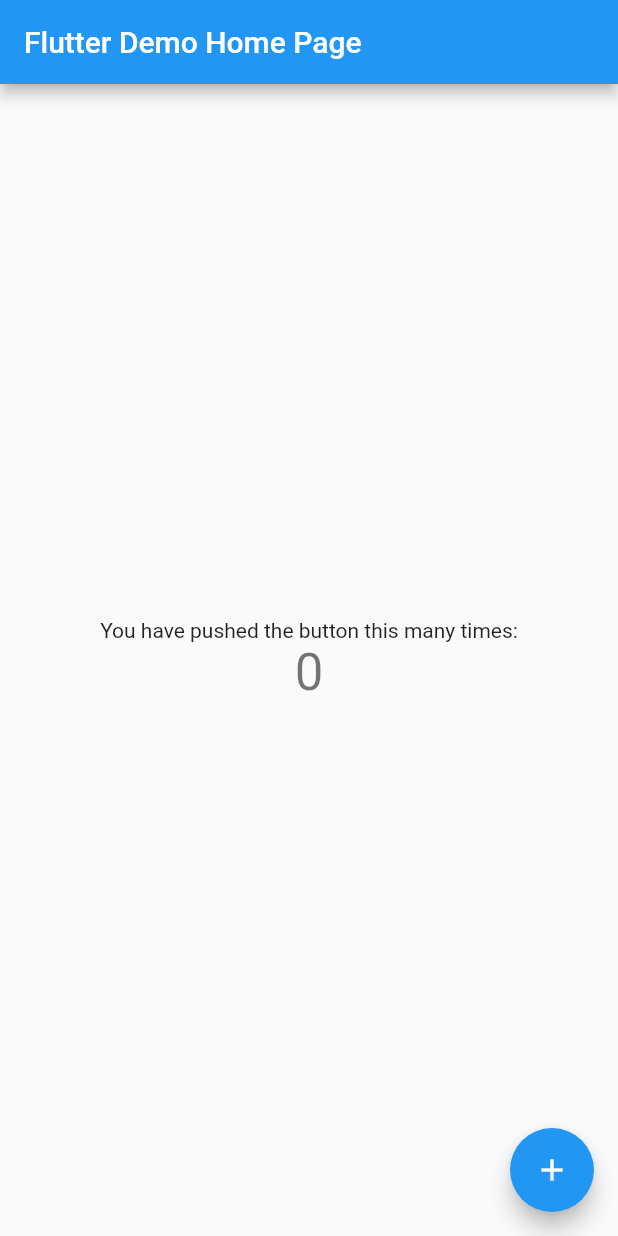
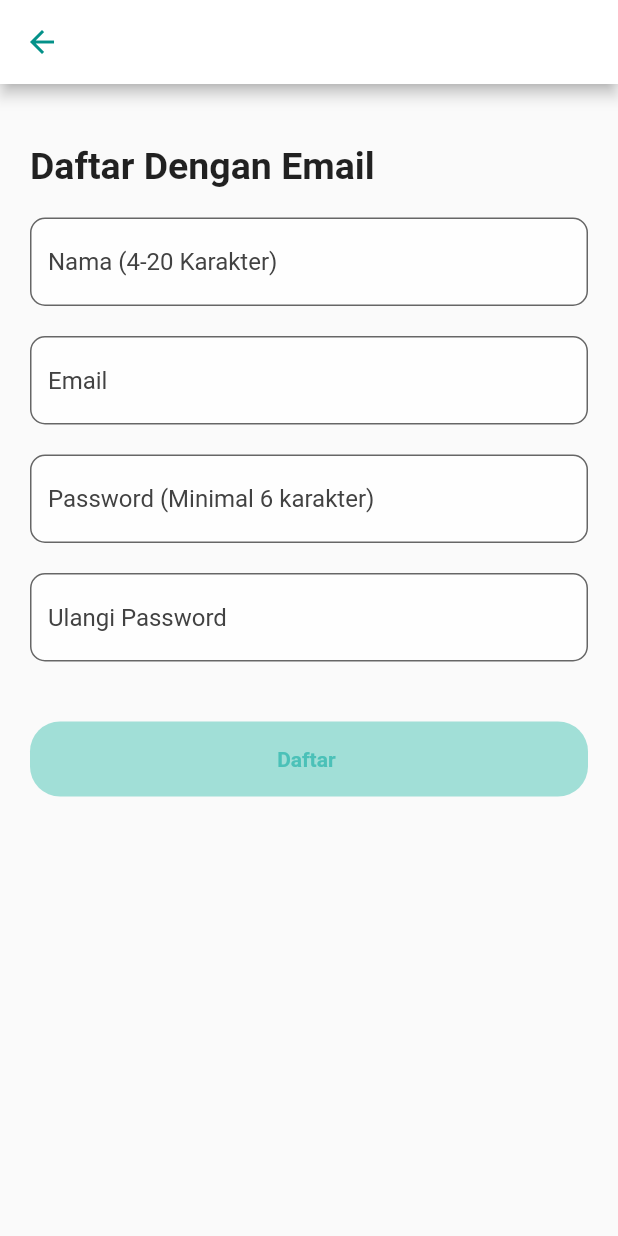
Before and after one commit to RionaldiDwipurna/HydroMon, a Flutter app: the screen it shows after launch, on a phone screen of 412 x 824 dp. Run offline on Flutter 3.47's test engine with Material 2 defaults, Android fonts, the phone set to English and light mode, and no system bars.

Commit message:
Login register view

```diff
--- a/lib/main.dart
+++ b/lib/main.dart
@@ -1,29 +1,19 @@
 import 'package:flutter/material.dart';
+import 'package:hydromon/view/Logins/Login.dart';
+import 'package:hydromon/view/Logins/LoginEmail.dart';
+import 'package:hydromon/view/Registers/RegisterEmail.dart';
 
 void main() {
-  runApp(const MyApp());
+  runApp(const RegisterEmail());
+
 }
 
 class MyApp extends StatelessWidget {
   const MyApp({Key? key}) : super(key: key);
 
-  // This widget is the root of your application.
   @override
   Widget build(BuildContext context) {
     return MaterialApp(
-      title: 'Flutter Demo',
-      theme: ThemeData(
-        // This is the theme of your application.
-        //
-        // Try running your application with "flutter run". You'll see the
-        // application has a blue toolbar. Then, without quitting the app, try
-        // changing the primarySwatch below to Colors.green and then invoke
-        // "hot reload" (press "r" in the console where you ran "flutter run",
-        // or simply save your changes to "hot reload" in a Flutter IDE).
-        // Notice that the counter didn't reset back to zero; the application
-        // is not restarted.
-        primarySwatch: Colors.blue,
-      ),
       home: const MyHomePage(title: 'Flutter Demo Home Page'),
     );
   }
@@ -31,16 +21,6 @@
 
 class MyHomePage extends StatefulWidget {
   const MyHomePage({Key? key, required this.title}) : super(key: key);
-
-  // This widget is the home page of your application. It is stateful, meaning
-  // that it has a State object (defined below) that contains fields that affect
-  // how it looks.
-
-  // This class is the configuration for the state. It holds the values (in this
-  // case the title) provided by the parent (in this case the App widget) and
-  // used by the build method of the State. Fields in a Widget subclass are
-  // always marked "final".
-
   final String title;
 
   @override
@@ -52,47 +32,18 @@
 
   void _incrementCounter() {
     setState(() {
-      // This call to setState tells the Flutter framework that something has
-      // changed in this State, which causes it to rerun the build method below
-      // so that the display can reflect the updated values. If we changed
-      // _counter without calling setState(), then the build method would not be
-      // called again, and so nothing would appear to happen.
       _counter++;
     });
   }
 
   @override
   Widget build(BuildContext context) {
-    // This method is rerun every time setState is called, for instance as done
-    // by the _incrementCounter method above.
-    //
-    // The Flutter framework has been optimized to make rerunning build methods
-    // fast, so that you can just rebuild anything that needs updating rather
-    // than having to individually change instances of widgets.
     return Scaffold(
       appBar: AppBar(
-        // Here we take the value from the MyHomePage object that was created by
-        // the App.build method, and use it to set our appbar title.
         title: Text(widget.title),
       ),
       body: Center(
-        // Center is a layout widget. It takes a single child and positions it
-        // in the middle of the parent.
         child: Column(
-          // Column is also a layout widget. It takes a list of children and
-          // arranges them vertically. By default, it sizes itself to fit its
-          // children horizontally, and tries to be as tall as its parent.
-          //
-          // Invoke "debug painting" (press "p" in the console, choose the
-          // "Toggle Debug Paint" action from the Flutter Inspector in Android
-          // Studio, or the "Toggle Debug Paint" command in Visual Studio Code)
-          // to see the wireframe for each widget.
-          //
-          // Column has various properties to control how it sizes itself and
-          // how it positions its children. Here we use mainAxisAlignment to
-          // center the children vertically; the main axis here is the vertical
-          // axis because Columns are vertical (the cross axis would be
-          // horizontal).
           mainAxisAlignment: MainAxisAlignment.center,
           children: <Widget>[
             const Text(
--- /dev/null
+++ b/lib/view/Registers/RegisterEmail.dart
@@ -0,0 +1,137 @@
+import 'package:flutter/cupertino.dart';
+import 'package:flutter/material.dart';
+
+class RegisterEmail extends StatefulWidget {
+  const RegisterEmail({Key? key}) : super(key: key);
+
+  @override
+  State<RegisterEmail> createState() => _RegisterEmailState();
+}
+
+class _RegisterEmailState extends State<RegisterEmail> {
+  @override
+  Widget build(BuildContext context) {
+    return MaterialApp(
+      home: Scaffold(
+        appBar: AppBar(
+          backgroundColor: Colors.white,
+          leading: const Icon(
+            Icons.arrow_back,
+            color: Color(0xFF039189),
+          ),
+        ),
+        body: Padding(
+          padding: const EdgeInsets.all(20),
+          child: Center(
+            child: Column(
+              children: [
+                Container(
+                  padding: const EdgeInsets.only(top:20, bottom: 20),
+                  alignment: Alignment.topLeft,
+                  child: const Text(
+                    'Daftar Dengan Email',
+                    style: TextStyle(
+                      fontWeight: FontWeight.bold,
+                      fontSize: 25,
+                    ),
+                  ),
+                ),
+                Container(
+                  padding: EdgeInsets.only(bottom: 20),
+                  child: TextFormField(
+                    decoration: InputDecoration(
+                        border: OutlineInputBorder(
+                          borderRadius: BorderRadius.circular(10.0),
+                        ),
+                        filled: true,
+                        hintStyle: TextStyle(color: Colors.grey[800]),
+                        hintText: "Nama (4-20 Karakter)",
+                        fillColor: Colors.white70),
+                  ),
+                ),
+                Container(
+                  padding: EdgeInsets.only(bottom: 20),
+                  child: TextFormField(
+                    decoration: InputDecoration(
+                        border: OutlineInputBorder(
+                          borderRadius: BorderRadius.circular(10.0),
+                        ),
+                        filled: true,
+                        hintStyle: TextStyle(color: Colors.grey[800]),
+                        hintText: "Email",
+                        fillColor: Colors.white70),
+                  ),
+                ),
+                Container(
+                  child: TextFormField(
+                    obscureText: true,
+                    validator: (value) {
+                      if (value == null || value.isEmpty || value.length < 6) {
+                        return 'Please enter some text';
+                      }
+                      return null;
+                    },
+
+                    decoration: InputDecoration(
+                        border: OutlineInputBorder(
+                          borderRadius: BorderRadius.circular(10.0),
+                        ),
+                        filled: true,
+                        hintStyle: TextStyle(color: Colors.grey[800]),
+                        hintText: "Password (Minimal 6 karakter)",
+                        fillColor: Colors.white70),
+                  ),
+                ),
+
+                SizedBox(height: 20,),
+
+                Container(
+                  child: TextFormField(
+                    obscureText: true,
+                    validator: (value) {
+                      if (value == null || value.isEmpty || value.length < 6) {
+                        return 'Please enter some text';
+                      }
+                      return null;
+                    },
+
+                    decoration: InputDecoration(
+                        border: OutlineInputBorder(
+                          borderRadius: BorderRadius.circular(10.0),
+                        ),
+                        filled: true,
+                        hintStyle: TextStyle(color: Colors.grey[800]),
+                        hintText: "Ulangi Password",
+                        fillColor: Colors.white70),
+                  ),
+                ),
+
+                SizedBox(height: 40,),
+
+                GestureDetector(
+                  onTap: (){},
+                  child: Container(
+                    decoration: const BoxDecoration(
+                      color: Color(0xFFA1DFD7),
+                      borderRadius: BorderRadius.all(Radius.circular(20.0)),
+                    ),
+                    alignment: Alignment.center,
+                    width: double.infinity,
+                    height: 50,
+                    child: const Text(
+                      'Daftar ',
+                      style: TextStyle(color: Color(0xFF4BC1B8), fontWeight: FontWeight.bold, fontSize: 14),
+                    ),
+                  ),
+                ),
+
+              ],
+            ),
+          ),
+        ),
+
+      ),
+
+    );
+  }
+}
```
Also changed, not shown: lib/view/Logins/Login.dart (added, +140 -0 lines), lib/view/Logins/LoginEmail.dart (added, +122 -0 lines), lib/view/Registers/Register.dart (added, +141 -0 lines).
